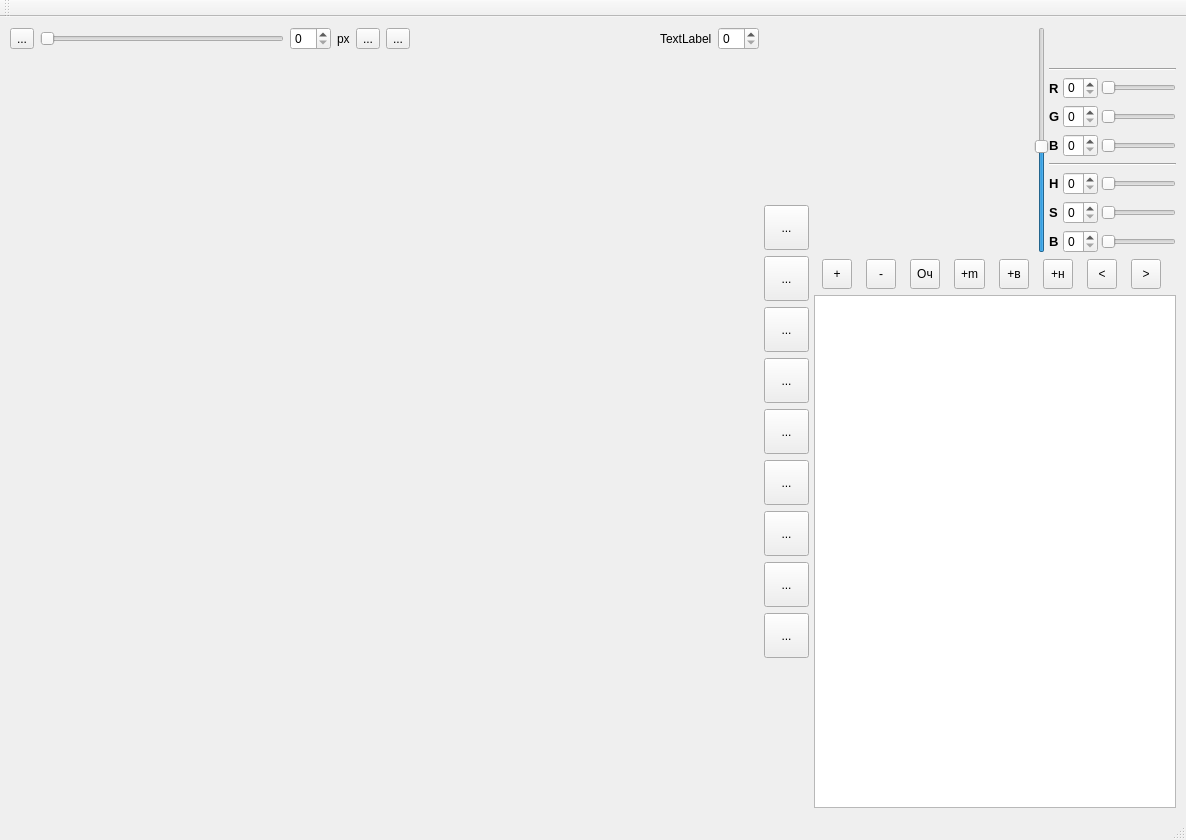
Old version of the form MegaPainter3000/MegaPainter3000/mainwindow.ui in the repository AlexRevolsdrib/MegaPainter3000.
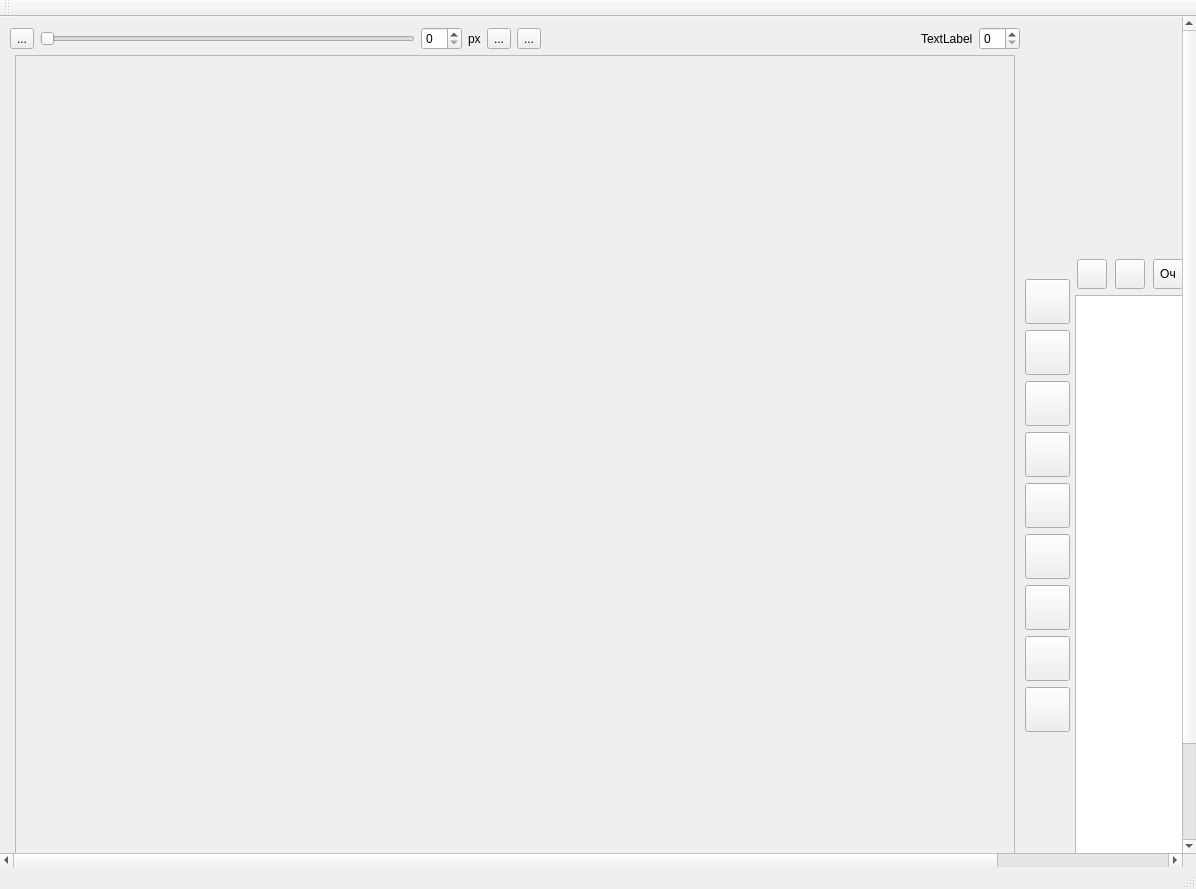
New version of the form. Custom widgets are drawn as their Qt base class.

Patch:
```diff
--- a/MegaPainter3000/MegaPainter3000/mainwindow.ui
+++ b/MegaPainter3000/MegaPainter3000/mainwindow.ui
@@ -6,8 +6,8 @@
    <rect>
     <x>0</x>
     <y>0</y>
-    <width>1186</width>
-    <height>840</height>
+    <width>1196</width>
+    <height>889</height>
    </rect>
   </property>
   <property name="windowTitle">
@@ -63,10 +63,10 @@
       <widget class="QWidget" name="scrollAreaWidgetContents">
        <property name="geometry">
         <rect>
-         <x>0</x>
+         <x>-231</x>
          <y>0</y>
-         <width>1186</width>
-         <height>775</height>
+         <width>1406</width>
+         <height>949</height>
         </rect>
        </property>
        <layout class="QGridLayout" name="gridLayout_2">
@@ -85,156 +85,68 @@
         <property name="spacing">
          <number>5</number>
         </property>
-        <item row="1" column="3">
-         <layout class="QVBoxLayout" name="verticalLayout">
-          <property name="leftMargin">
-           <number>0</number>
-          </property>
-          <property name="topMargin">
-           <number>0</number>
-          </property>
+        <item row="0" column="0" colspan="3">
+         <layout class="QHBoxLayout" name="horizontalLayout_7">
           <item>
-           <spacer name="verticalSpacer_2">
-            <property name="orientation">
-             <enum>Qt::Vertical</enum>
-            </property>
-            <property name="sizeHint" stdset="0">
-             <size>
-              <width>20</width>
-              <height>40</height>
-             </size>
-            </property>
-           </spacer>
-          </item>
-          <item>
-           <widget class="QToolButton" name="toolButton_6">
-            <property name="minimumSize">
-             <size>
-              <width>45</width>
-              <height>45</height>
-             </size>
-            </property>
+           <widget class="QToolButton" name="toolButton_14">
             <property name="text">
              <string>...</string>
             </property>
            </widget>
           </item>
           <item>
-           <widget class="QToolButton" name="toolButton_7">
-            <property name="minimumSize">
-             <size>
-              <width>45</width>
-              <height>45</height>
-             </size>
+           <widget class="QSlider" name="horizontalSlider">
+            <property name="orientation">
+             <enum>Qt::Horizontal</enum>
             </property>
-            <property name="text">
-             <string>...</string>
-            </property>
            </widget>
           </item>
           <item>
-           <widget class="QToolButton" name="toolButton_9">
-            <property name="minimumSize">
-             <size>
-              <width>45</width>
-              <height>45</height>
-             </size>
-            </property>
-            <property name="text">
-             <string>...</string>
-            </property>
-           </widget>
+           <widget class="QSpinBox" name="spinBox"/>
           </item>
           <item>
-           <widget class="QToolButton" name="toolButton_11">
-            <property name="minimumSize">
-             <size>
-              <width>45</width>
-              <height>45</height>
-             </size>
-            </property>
+           <widget class="QLabel" name="label">
             <property name="text">
-             <string>...</string>
+             <string>px</string>
             </property>
            </widget>
           </item>
           <item>
-           <widget class="QToolButton" name="toolButton_10">
-            <property name="minimumSize">
-             <size>
-              <width>45</width>
-              <height>45</height>
-             </size>
-            </property>
+           <widget class="QToolButton" name="toolButton_15">
             <property name="text">
              <string>...</string>
             </property>
            </widget>
           </item>
           <item>
-           <widget class="QToolButton" name="toolButton_8">
-            <property name="minimumSize">
-             <size>
-              <width>45</width>
-              <height>45</height>
-             </size>
-            </property>
+           <widget class="QToolButton" name="toolButton_16">
             <property name="text">
              <string>...</string>
             </property>
            </widget>
           </item>
           <item>
-           <widget class="QToolButton" name="toolButton_5">
-            <property name="minimumSize">
-             <size>
-              <width>45</width>
-              <height>45</height>
-             </size>
+           <spacer name="horizontalSpacer_3">
+            <property name="orientation">
+             <enum>Qt::Horizontal</enum>
             </property>
-            <property name="text">
-             <string>...</string>
-            </property>
-           </widget>
-          </item>
-          <item>
-           <widget class="QToolButton" name="toolButton_3">
-            <property name="minimumSize">
+            <property name="sizeHint" stdset="0">
              <size>
-              <width>45</width>
-              <height>45</height>
+              <width>40</width>
+              <height>20</height>
              </size>
             </property>
-            <property name="text">
-             <string>...</string>
-            </property>
-           </widget>
+           </spacer>
           </item>
           <item>
-           <widget class="QToolButton" name="toolButton">
-            <property name="minimumSize">
-             <size>
-              <width>45</width>
-              <height>45</height>
-             </size>
-            </property>
+           <widget class="QLabel" name="label_2">
             <property name="text">
-             <string>...</string>
+             <string>TextLabel</string>
             </property>
            </widget>
           </item>
           <item>
-           <spacer name="verticalSpacer">
-            <property name="orientation">
-             <enum>Qt::Vertical</enum>
-            </property>
-            <property name="sizeHint" stdset="0">
-             <size>
-              <width>20</width>
-              <height>40</height>
-             </size>
-            </property>
-           </spacer>
+           <widget class="QSpinBox" name="spinBox_2"/>
           </item>
          </layout>
         </item>
@@ -685,7 +597,7 @@
                <enum>Qt::DefaultContextMenu</enum>
               </property>
               <property name="text">
-               <string>+</string>
+               <string/>
               </property>
              </widget>
             </item>
@@ -698,7 +610,7 @@
                </size>
               </property>
               <property name="text">
-               <string>-</string>
+               <string/>
               </property>
              </widget>
             </item>
@@ -737,7 +649,7 @@
                </size>
               </property>
               <property name="text">
-               <string>+в</string>
+               <string/>
               </property>
              </widget>
             </item>
@@ -750,12 +662,12 @@
                </size>
               </property>
               <property name="text">
-               <string>+н</string>
+               <string/>
               </property>
              </widget>
             </item>
             <item>
-             <widget class="QToolButton" name="tbUP">
+             <widget class="QToolButton" name="tbUp">
               <property name="minimumSize">
                <size>
                 <width>30</width>
@@ -763,7 +675,7 @@
                </size>
               </property>
               <property name="text">
-               <string>&lt;</string>
+               <string/>
               </property>
              </widget>
             </item>
@@ -776,7 +688,7 @@
                </size>
               </property>
               <property name="text">
-               <string>&gt;</string>
+               <string/>
               </property>
              </widget>
             </item>
@@ -809,114 +721,213 @@
           </item>
          </layout>
         </item>
-        <item row="1" column="2">
-         <spacer name="horizontalSpacer">
-          <property name="orientation">
-           <enum>Qt::Horizontal</enum>
+        <item row="1" column="3">
+         <layout class="QVBoxLayout" name="verticalLayout">
+          <property name="leftMargin">
+           <number>0</number>
           </property>
-          <property name="sizeHint" stdset="0">
-           <size>
-            <width>40</width>
-            <height>20</height>
-           </size>
+          <property name="topMargin">
+           <number>0</number>
           </property>
-         </spacer>
-        </item>
-        <item row="1" column="0">
-         <spacer name="horizontalSpacer_2">
-          <property name="orientation">
-           <enum>Qt::Horizontal</enum>
-          </property>
-          <property name="sizeHint" stdset="0">
-           <size>
-            <width>40</width>
-            <height>20</height>
-           </size>
-          </property>
-         </spacer>
-        </item>
-        <item row="0" column="0" colspan="3">
-         <layout class="QHBoxLayout" name="horizontalLayout_7">
           <item>
-           <widget class="QToolButton" name="toolButton_14">
+           <spacer name="verticalSpacer_2">
+            <property name="orientation">
+             <enum>Qt::Vertical</enum>
+            </property>
+            <property name="sizeHint" stdset="0">
+             <size>
+              <width>20</width>
+              <height>40</height>
+             </size>
+            </property>
+           </spacer>
+          </item>
+          <item>
+           <widget class="QToolButton" name="tbPen">
+            <property name="minimumSize">
+             <size>
+              <width>45</width>
+              <height>45</height>
+             </size>
+            </property>
             <property name="text">
-             <string>...</string>
+             <string/>
             </property>
            </widget>
           </item>
           <item>
-           <widget class="QSlider" name="horizontalSlider">
-            <property name="orientation">
-             <enum>Qt::Horizontal</enum>
+           <widget class="QToolButton" name="tbErasing">
+            <property name="minimumSize">
+             <size>
+              <width>45</width>
+              <height>45</height>
+             </size>
             </property>
+            <property name="text">
+             <string/>
+            </property>
            </widget>
           </item>
           <item>
-           <widget class="QSpinBox" name="spinBox"/>
+           <widget class="QToolButton" name="tbVidel">
+            <property name="minimumSize">
+             <size>
+              <width>45</width>
+              <height>45</height>
+             </size>
+            </property>
+            <property name="text">
+             <string/>
+            </property>
+           </widget>
           </item>
           <item>
-           <widget class="QLabel" name="label">
+           <widget class="QToolButton" name="tbLupa">
+            <property name="minimumSize">
+             <size>
+              <width>45</width>
+              <height>45</height>
+             </size>
+            </property>
             <property name="text">
-             <string>px</string>
+             <string/>
             </property>
            </widget>
           </item>
           <item>
-           <widget class="QToolButton" name="toolButton_15">
+           <widget class="QToolButton" name="tbPipetka">
+            <property name="minimumSize">
+             <size>
+              <width>45</width>
+              <height>45</height>
+             </size>
+            </property>
             <property name="text">
-             <string>...</string>
+             <string/>
             </property>
            </widget>
           </item>
           <item>
-           <widget class="QToolButton" name="toolButton_16">
+           <widget class="QToolButton" name="tbZalivka">
+            <property name="minimumSize">
+             <size>
+              <width>45</width>
+              <height>45</height>
+             </size>
+            </property>
             <property name="text">
-             <string>...</string>
+             <string/>
             </property>
            </widget>
           </item>
           <item>
-           <spacer name="horizontalSpacer_3">
-            <property name="orientation">
-             <enum>Qt::Horizontal</enum>
+           <widget class="QToolButton" name="tbCircle">
+            <property name="minimumSize">
+             <size>
+              <width>45</width>
+              <height>45</height>
+             </size>
             </property>
-            <property name="sizeHint" stdset="0">
+            <property name="text">
+             <string/>
+            </property>
+           </widget>
+          </item>
+          <item>
+           <widget class="QToolButton" name="tbLine">
+            <property name="minimumSize">
              <size>
-              <width>40</width>
-              <height>20</height>
+              <width>45</width>
+              <height>45</height>
              </size>
             </property>
-           </spacer>
+            <property name="text">
+             <string/>
+            </property>
+           </widget>
           </item>
           <item>
-           <widget class="QLabel" name="label_2">
+           <widget class="QToolButton" name="tbRect">
+            <property name="minimumSize">
+             <size>
+              <width>45</width>
+              <height>45</height>
+             </size>
+            </property>
             <property name="text">
-             <string>TextLabel</string>
+             <string/>
             </property>
            </widget>
           </item>
           <item>
-           <widget class="QSpinBox" name="spinBox_2"/>
+           <spacer name="verticalSpacer">
+            <property name="orientation">
+             <enum>Qt::Vertical</enum>
+            </property>
+            <property name="sizeHint" stdset="0">
+             <size>
+              <width>20</width>
+              <height>40</height>
+             </size>
+            </property>
+           </spacer>
           </item>
          </layout>
         </item>
         <item row="1" column="1">
-         <widget class="Plane" name="plane" native="true">
-          <property name="enabled">
-           <bool>true</bool>
-          </property>
+         <widget class="QScrollArea" name="scrollArea_2">
           <property name="sizePolicy">
-           <sizepolicy hsizetype="Fixed" vsizetype="Fixed">
-            <horstretch>1</horstretch>
-            <verstretch>1</verstretch>
+           <sizepolicy hsizetype="Expanding" vsizetype="Expanding">
+            <horstretch>0</horstretch>
+            <verstretch>0</verstretch>
            </sizepolicy>
           </property>
           <property name="minimumSize">
            <size>
-            <width>500</width>
-            <height>500</height>
+            <width>1000</width>
+            <height>900</height>
            </size>
           </property>
+          <property name="frameShadow">
+           <enum>QFrame::Sunken</enum>
+          </property>
+          <property name="sizeAdjustPolicy">
+           <enum>QAbstractScrollArea::AdjustIgnored</enum>
+          </property>
+          <property name="widgetResizable">
+           <bool>true</bool>
+          </property>
+          <widget class="QWidget" name="scrollAreaWidgetContents_2">
+           <property name="geometry">
+            <rect>
+             <x>0</x>
+             <y>0</y>
+             <width>998</width>
+             <height>898</height>
+            </rect>
+           </property>
+           <layout class="QGridLayout" name="gridLayout_3">
+            <item row="0" column="0">
+             <widget class="Plane" name="plane" native="true">
+              <property name="sizePolicy">
+               <sizepolicy hsizetype="Fixed" vsizetype="Fixed">
+                <horstretch>0</horstretch>
+                <verstretch>0</verstretch>
+               </sizepolicy>
+              </property>
+              <property name="minimumSize">
+               <size>
+                <width>500</width>
+                <height>500</height>
+               </size>
+              </property>
+              <property name="toolTipDuration">
+               <number>-1</number>
+              </property>
+             </widget>
+            </item>
+           </layout>
+          </widget>
          </widget>
         </item>
        </layout>
@@ -930,7 +941,7 @@
     <rect>
      <x>0</x>
      <y>0</y>
-     <width>1186</width>
+     <width>1196</width>
      <height>26</height>
     </rect>
    </property>
```
